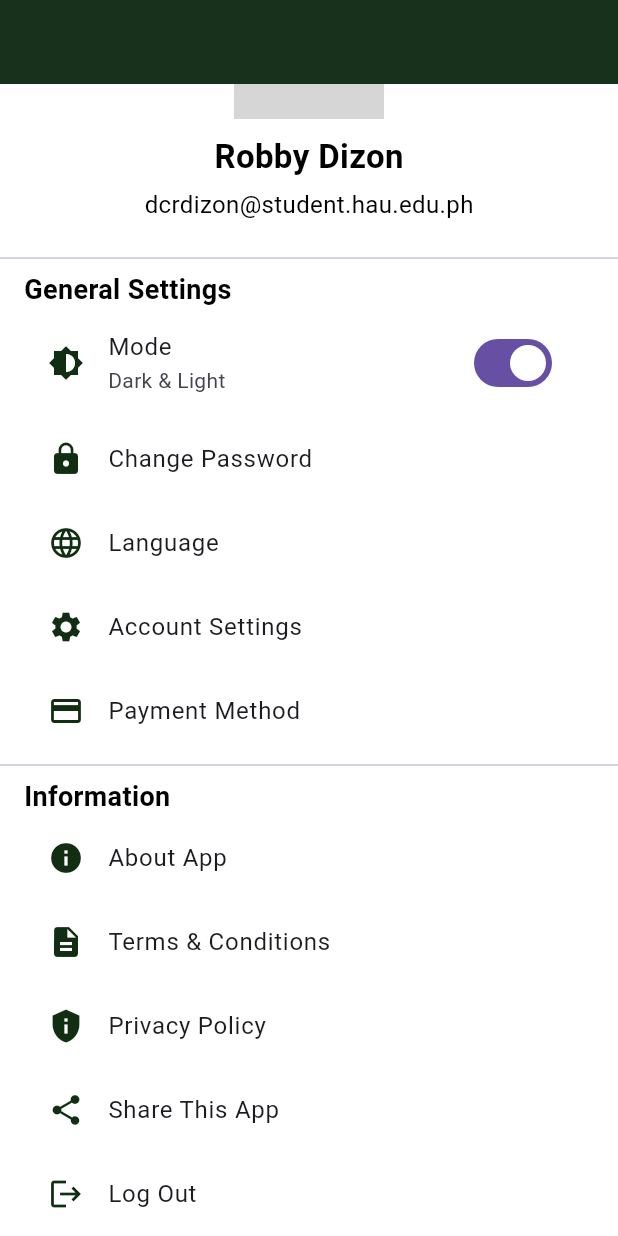
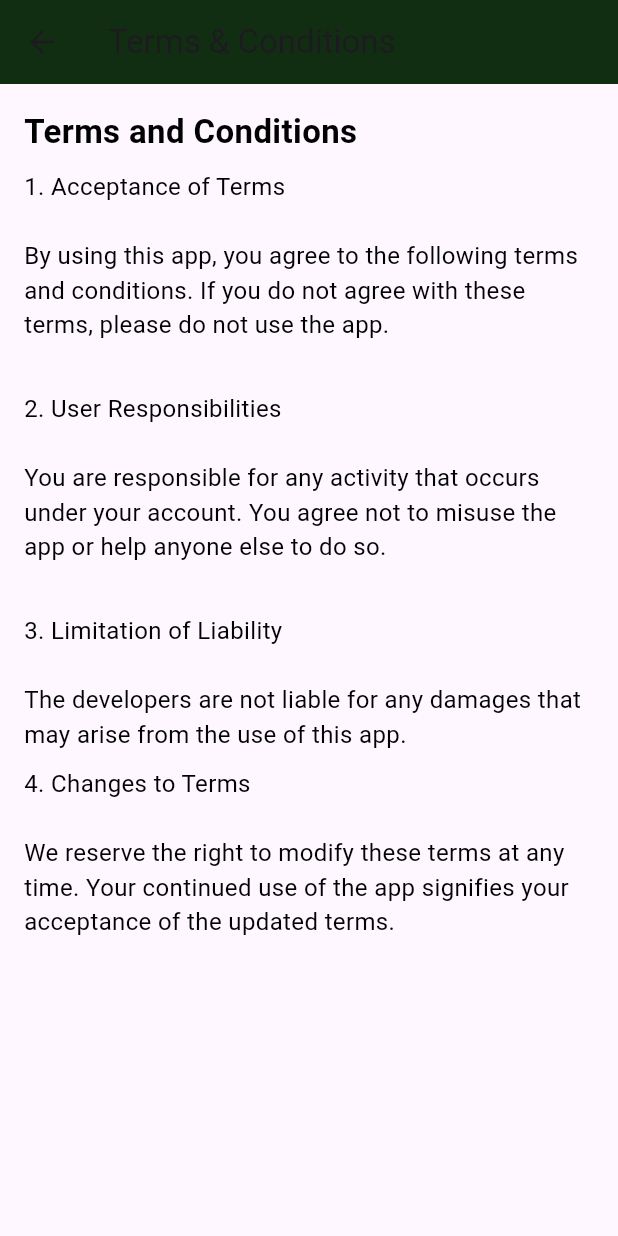
Before and after one commit to Wackzy12/Tickle-Coffee, a Flutter app: the ProfileScreen screen opened directly, scrolled down 93 dp, after a tap on "Terms & Conditions", on a phone screen of 412 x 824 dp. Run offline on Flutter 3.47's test engine with Material 3 defaults, Android fonts, the phone set to English and light mode, and no system bars; network calls fail; grey boxes are pictures that could not be loaded.

Commit message:
about app, terms and conditions

```diff
--- /dev/null
+++ b/tickleapp/lib/screens/TermsAndConditions_screen.dart
@@ -0,0 +1,70 @@
+import 'package:flutter/material.dart';
+
+class TermsAndConditionsScreen extends StatelessWidget {
+  @override
+  Widget build(BuildContext context) {
+    return Scaffold(
+      appBar: AppBar(
+        title: Text('Terms & Conditions'),
+        backgroundColor: Color(0xFF112e12),
+      ),
+      body: Padding(
+        padding: const EdgeInsets.all(16.0),
+        child: SingleChildScrollView(
+          child: Column(
+            crossAxisAlignment: CrossAxisAlignment.start,
+            children: [
+              Text(
+                'Terms and Conditions',
+                style: TextStyle(
+                  fontSize: 22,
+                  fontWeight: FontWeight.bold,
+                  color: Colors.black,
+                ),
+              ),
+              SizedBox(height: 10),
+              Text(
+                '1. Acceptance of Terms\n\n'
+                    'By using this app, you agree to the following terms and conditions. '
+                    'If you do not agree with these terms, please do not use the app.\n',
+                style: TextStyle(
+                  fontSize: 16,
+                  color: Colors.black,
+                ),
+              ),
+              SizedBox(height: 10),
+              Text(
+                '2. User Responsibilities\n\n'
+                    'You are responsible for any activity that occurs under your account. '
+                    'You agree not to misuse the app or help anyone else to do so.\n',
+                style: TextStyle(
+                  fontSize: 16,
+                  color: Colors.black,
+                ),
+              ),
+              SizedBox(height: 10),
+              Text(
+                '3. Limitation of Liability\n\n'
+                    'The developers are not liable for any damages that may arise from the use of this app.',
+                style: TextStyle(
+                  fontSize: 16,
+                  color: Colors.black,
+                ),
+              ),
+              SizedBox(height: 10),
+              Text(
+                '4. Changes to Terms\n\n'
+                    'We reserve the right to modify these terms at any time. '
+                    'Your continued use of the app signifies your acceptance of the updated terms.',
+                style: TextStyle(
+                  fontSize: 16,
+                  color: Colors.black,
+                ),
+              ),
+            ],
+          ),
+        ),
+      ),
+    );
+  }
+}
--- a/tickleapp/lib/screens/profile_screen.dart
+++ b/tickleapp/lib/screens/profile_screen.dart
@@ -1,4 +1,6 @@
 import 'package:flutter/material.dart';
+import 'AboutApp_screen.dart';
+import 'TermsAndConditions_screen.dart';
 
 class ProfileScreen extends StatelessWidget {
   @override
@@ -123,17 +125,21 @@ class ProfileScreen extends StatelessWidget {
                   ListTile(
                     leading: Icon(Icons.info, color: Color(0xFF112e12)),
                     title: Text('About App'),
-
                     onTap: () {
-                      // Navigate to About App screen
+                      Navigator.push(
+                        context,
+                        MaterialPageRoute(builder: (context) => AboutAppScreen()),
+                      );
                     },
                   ),
                   ListTile(
                     leading: Icon(Icons.description, color: Color(0xFF112e12)),
                     title: Text('Terms & Conditions'),
-
                     onTap: () {
-                      // Navigate to Terms & Conditions screen
+                      Navigator.push(
+                        context,
+                        MaterialPageRoute(builder: (context) => TermsAndConditionsScreen()),
+                      );
                     },
                   ),
                   ListTile(
```
Also changed, not shown: tickleapp/lib/screens/AboutApp_screen.dart (added, +59 -0 lines), tickleapp/pubspec.lock.
